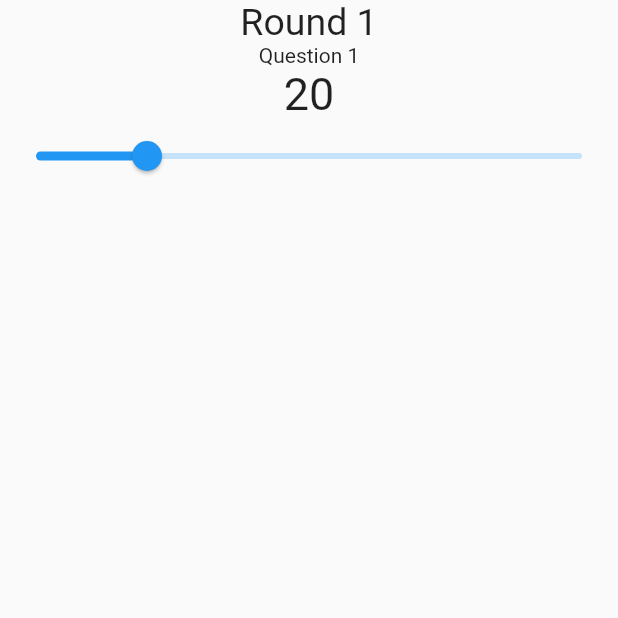
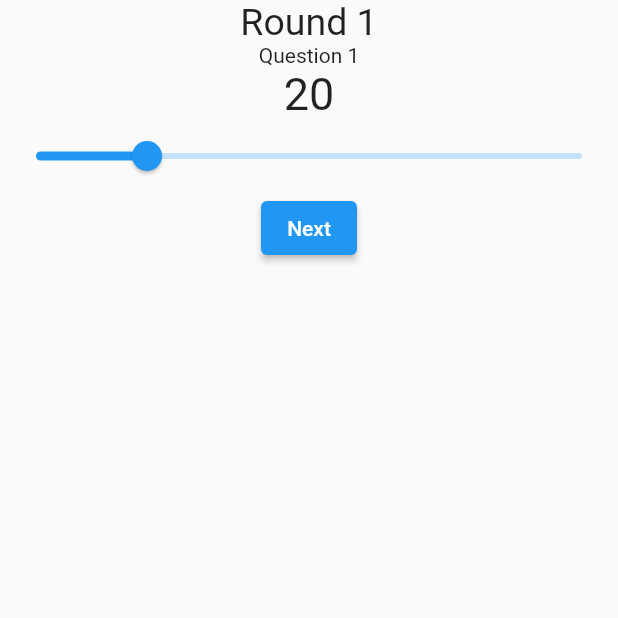
Before and after one commit to TobiasStrom/MIG_0-100, a Flutter app: the GameScreen screen opened by its route, on a phone screen of 412 x 824 dp, the top half of it. Run offline on Flutter 3.47's test engine with Material 2 defaults, Android fonts, the phone set to English and light mode, and no system bars.

Commit message:
Created game results

```diff
--- a/lib/main.dart
+++ b/lib/main.dart
@@ -1,11 +1,12 @@
 import 'package:flutter/material.dart';
 import 'package:flutter_mig_100/screens/game_list_screen.dart';
+import 'package:flutter_mig_100/screens/game_result_screen.dart';
 import 'package:flutter_mig_100/screens/game_screen.dart';
 import 'package:flutter_mig_100/screens/game_waiting_screen.dart';
 import 'package:flutter_mig_100/screens/log_in_screen.dart';
 import 'package:flutter_mig_100/screens/new_game_screen.dart';
 import 'package:flutter_mig_100/screens/sign_in_screen.dart';
-import 'package:flutter_mig_100/widgets/gameInput.dart';
+//import 'package:flutter_mig_100/widgets/gameInput.dart';
 
 void main() {
   runApp(MyApp());
@@ -29,6 +30,7 @@ class MyApp extends StatelessWidget {
         NewGameScreen.routeName : (ctx) => NewGameScreen(),
         GameWaitingScreen.routeName : (ctx) => GameWaitingScreen(),
         GameScreen.routeName : (ctx) => GameScreen(),
+        ResultScreen.routeName : (ctx) => ResultScreen(),
       },
     );
   }
--- a/lib/screens/game_screen.dart
+++ b/lib/screens/game_screen.dart
@@ -1,4 +1,5 @@
 import 'package:flutter/material.dart';
+import 'package:flutter_mig_100/screens/game_result_screen.dart';
 import 'package:flutter_mig_100/widgets/game_info.dart';
 import 'package:flutter_mig_100/widgets/game_input.dart';
 
@@ -12,6 +13,7 @@ class GameScreen extends StatelessWidget {
           children: [
             GameInfo(),
             GameInput(),
+            ElevatedButton(onPressed: ()=> Navigator.pushNamed(context, ResultScreen.routeName), child: Text('Next'))
           ],
         ),
       ),
--- a/lib/widgets/game_input.dart
+++ b/lib/widgets/game_input.dart
@@ -27,6 +27,6 @@ class _GameInputState extends State<GameInput> {
           },
         ),
       ],
-    );;
+    );
   }
 }
```
Also changed, not shown: lib/screens/game_result_screen.dart (+7 -1 lines).
